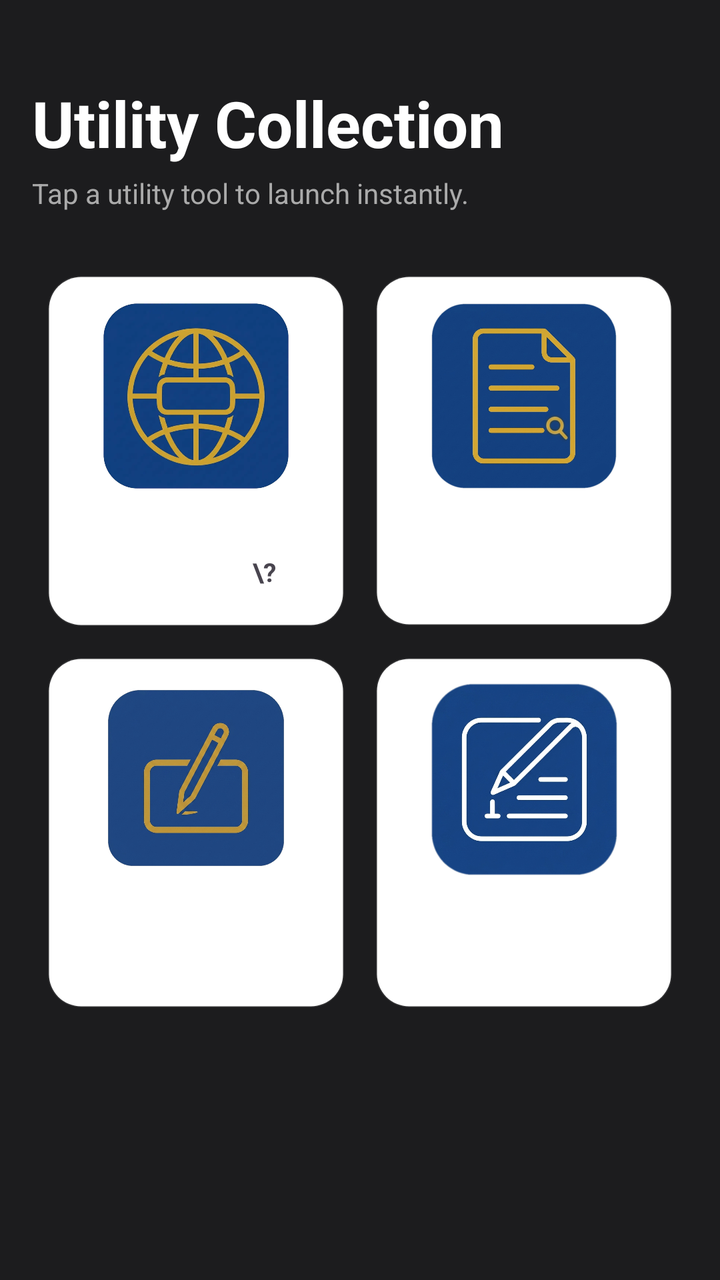
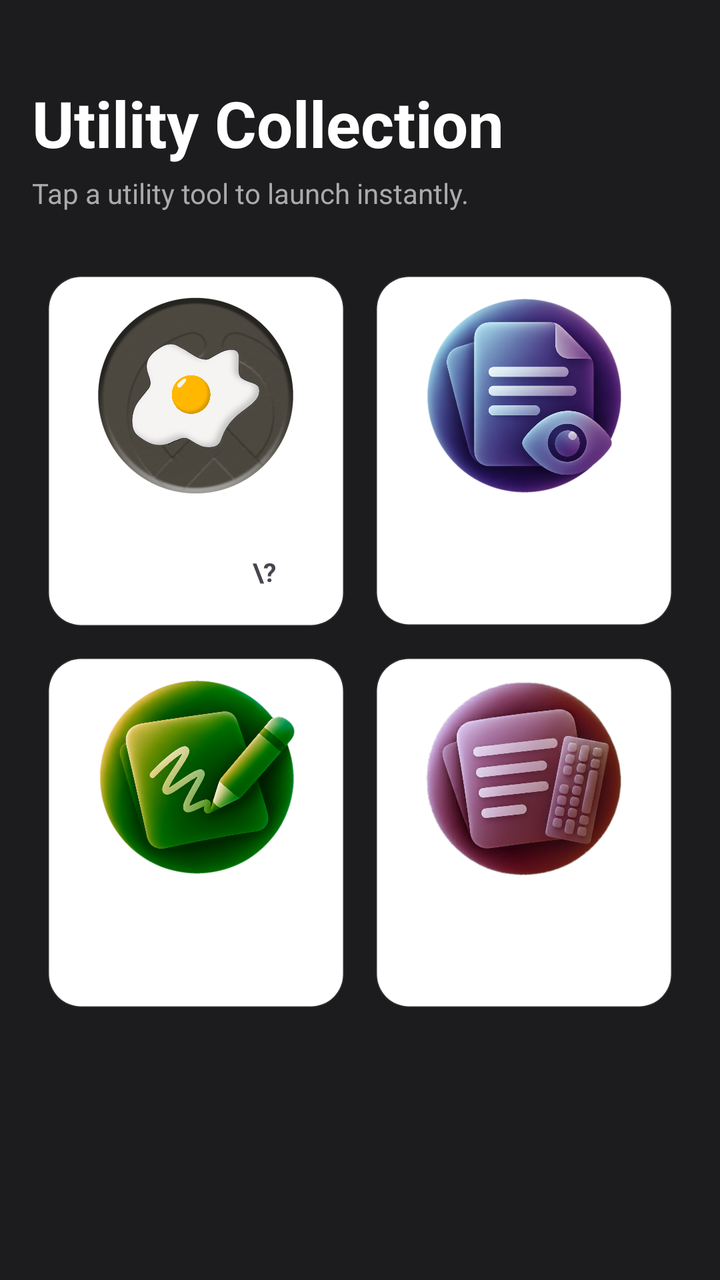

Compare the two renders of this Android layout. The source of the first and the diff that turns it into the second are given below.
<!-- AndroidManifest.xml: activity theme Theme.OwnPhotoONWall.Translucent -->
<!-- res/layout/activity_utilities_gallery.xml -->
<?xml version="1.0" encoding="utf-8"?>

<LinearLayout xmlns:android="http://schemas.android.com/apk/res/android"
    android:id="@+id/utilitiesGalleryRoot"
    android:layout_width="match_parent"
    android:layout_height="match_parent"
    android:orientation="vertical"
    android:padding="16dp"
    android:background="#1C1C1E"
    android:fitsSystemWindows="true">

    <TextView
        android:id="@+id/tvUtilitiesTitle"
        android:layout_width="match_parent"
        android:layout_height="wrap_content"
        android:text="Utility Collection"
        android:textSize="32sp"
        android:textStyle="bold"
        android:textColor="#FFFFFF"
        android:layout_marginBottom="4dp"
        android:layout_marginTop="24dp" />

    <TextView
        android:id="@+id/tvUtilitiesSubtitle"
        android:layout_width="match_parent"
        android:layout_height="wrap_content"
        android:text="Tap a utility tool to launch instantly."
        android:textSize="14sp"
        android:textColor="#AAAAAA"
        android:layout_marginBottom="24dp" />

    <ScrollView
        android:layout_width="match_parent"
        android:layout_height="match_parent"
        android:scrollbars="none">

        <GridLayout
            android:layout_width="match_parent"
            android:layout_height="wrap_content"
            android:columnCount="2"
            android:alignmentMode="alignMargins">

            
            <LinearLayout
                android:id="@+id/cardPrivateBrowser"
                android:layout_width="0dp"
                android:layout_height="wrap_content"
                android:layout_columnWeight="1"
                android:orientation="vertical"
                android:background="@drawable/bg_gallery_card"
                android:clipToOutline="true"
                android:layout_margin="8dp"
                android:elevation="2dp"
                android:clickable="true"
                android:focusable="true">
                <FrameLayout
                    android:layout_width="match_parent"
                    android:layout_height="120dp">
                    <ImageView
                        android:id="@+id/ivBrowserPreview"
                        android:layout_width="100dp"
                        android:layout_height="100dp"
                        android:layout_gravity="center"
                        android:scaleType="fitCenter"
                        android:src="@drawable/privatebrowser_icon" />
                </FrameLayout>
                <View
                    android:id="@+id/divPrivateBrowser"
                    android:layout_width="match_parent"
                    android:layout_height="1dp" />
                <LinearLayout
                    android:layout_width="match_parent"
                    android:layout_height="wrap_content"
                    android:orientation="horizontal"
                    android:gravity="center"
                    android:padding="16dp">
                    <TextView
                        android:id="@+id/textPrivateBrowser"
                        android:layout_width="wrap_content"
                        android:layout_height="wrap_content"
                        android:text="Browser"
                        android:textSize="16sp"
                        android:textStyle="bold"
                        android:textColor="#FFFFFF" />
                    <TextView
                        android:id="@+id/btnBrowserHelp"
                        android:layout_width="22dp"
                        android:layout_height="22dp"
                        android:layout_marginStart="8dp"
                        android:text="\?"
                        android:textSize="13sp"
                        android:textStyle="bold"
                        android:gravity="center"
                        android:clickable="true"
                        android:focusable="true" />
                </LinearLayout>
            </LinearLayout>

            
            <LinearLayout
                android:id="@+id/cardDocReader"
                android:layout_width="0dp"
                android:layout_height="wrap_content"
                android:layout_columnWeight="1"
                android:orientation="vertical"
                android:background="@drawable/bg_gallery_card"
                android:clipToOutline="true"
                android:layout_margin="8dp"
                android:elevation="2dp"
                android:clickable="true"
                android:focusable="true">
                <FrameLayout
                    android:layout_width="match_parent"
                    android:layout_height="120dp">
                    <ImageView
                        android:id="@+id/ivDocReaderPreview"
                        android:layout_width="100dp"
                        android:layout_height="100dp"
                        android:layout_gravity="center"
                        android:scaleType="fitCenter"
                        android:src="@drawable/docread_icon" />
                </FrameLayout>
                <View
                    android:id="@+id/divDocReader"
                    android:layout_width="match_parent"
                    android:layout_height="1dp" />
                <TextView
                    android:id="@+id/textDocReader"
                    android:layout_width="match_parent"
                    android:layout_height="wrap_content"
                    android:text="Doc Reader"
                    android:textSize="16sp"
                    android:textStyle="bold"
                    android:gravity="center"
                    android:padding="16dp"
                    android:textColor="#FFFFFF" />
            </LinearLayout>

            
            <LinearLayout
                android:id="@+id/cardSlate"
                android:layout_width="0dp"
                android:layout_height="wrap_content"
                android:layout_columnWeight="1"
                android:orientation="vertical"
                android:background="@drawable/bg_gallery_card"
                android:clipToOutline="true"
                android:layout_margin="8dp"
                android:elevation="2dp"
                android:clickable="true"
                android:focusable="true">
                <FrameLayout
                    android:layout_width="match_parent"
                    android:layout_height="120dp">
                    
                    <ImageView
                        android:id="@+id/ivSlatePreview"
                        android:layout_width="110dp"
                        android:layout_height="110dp"
                        android:layout_gravity="center"
                        android:scaleType="fitCenter"
                        android:src="@drawable/slate_icon" />
                </FrameLayout>
                <View
                    android:id="@+id/divSlate"
                    android:layout_width="match_parent"
                    android:layout_height="1dp" />
                <TextView
                    android:id="@+id/textSlate"
                    android:layout_width="match_parent"
                    android:layout_height="wrap_content"
                    android:text="Slate"
                    android:textSize="16sp"
                    android:textStyle="bold"
                    android:gravity="center"
                    android:padding="16dp"
                    android:textColor="#FFFFFF" />
            </LinearLayout>

            
            <LinearLayout
                android:id="@+id/cardTextPad"
                android:layout_width="0dp"
                android:layout_height="wrap_content"
                android:layout_columnWeight="1"
                android:orientation="vertical"
                android:background="@drawable/bg_gallery_card"
                android:clipToOutline="true"
                android:layout_margin="8dp"
                android:elevation="2dp"
                android:clickable="true"
                android:focusable="true">
                <FrameLayout
                    android:layout_width="match_parent"
                    android:layout_height="120dp">
                    
                    <ImageView
                        android:id="@+id/ivTextPadPreview"
                        android:layout_width="100dp"
                        android:layout_height="100dp"
                        android:layout_gravity="center"
                        android:scaleType="fitCenter"
                        android:src="@drawable/textpad_icon" />
                </FrameLayout>
                <View
                    android:id="@+id/divTextPad"
                    android:layout_width="match_parent"
                    android:layout_height="1dp" />
                <TextView
                    android:id="@+id/textTextPad"
                    android:layout_width="match_parent"
                    android:layout_height="wrap_content"
                    android:text="Text Pad"
                    android:textSize="16sp"
                    android:textStyle="bold"
                    android:gravity="center"
                    android:padding="16dp"
                    android:textColor="#FFFFFF" />
            </LinearLayout>

        </GridLayout>
    </ScrollView>
</LinearLayout>
<!-- resources referenced by this layout -->
<resources>
  <!-- drawable bg_gallery_card (drawable) -->
  <?xml version="1.0" encoding="utf-8"?>
  
  <shape xmlns:android="http://schemas.android.com/apk/res/android"
      android:shape="rectangle">
  
      
      <corners android:radius="16dp"/>
  
      
      <stroke
          android:width="1dp"
          android:color="#1AFFFFFF" />
  
      
      <solid android:color="#FFFFFF" />
  </shape>
  <!-- drawable docread_icon: webp bitmap (drawable, 476750 bytes) -->
  <!-- drawable privatebrowser_icon: webp bitmap (drawable, 26464 bytes) -->
  <!-- drawable slate_icon: png bitmap (drawable, 483417 bytes) -->
  <!-- drawable textpad_icon: png bitmap (drawable, 367241 bytes) -->
  <style name="Theme.OwnPhotoONWall.Translucent" parent="Theme.OwnPhotoONWall">
          <item name="android:windowIsTranslucent">true</item>
          <item name="android:windowBackground">@android:color/transparent</item>
          <item name="android:windowAnimationStyle">@null</item>
      </style>
  <style name="Theme.OwnPhotoONWall" parent="Base.Theme.OwnPhotoONWall" />
  <style name="Base.Theme.OwnPhotoONWall" parent="Theme.Material3.DayNight.NoActionBar">
          <item name="android:windowActivityTransitions">true</item>
          <item name="android:windowContentTransitions">true</item>
      </style>
</resources>

<!-- the commit's change to res/layout/activity_utilities_gallery.xml (unified diff, before → after) -->
@@ -58,8 +58,8 @@
                     android:layout_height="120dp">
                     <ImageView
                         android:id="@+id/ivBrowserPreview"
-                        android:layout_width="100dp"
-                        android:layout_height="100dp"
+                        android:layout_width="105dp"
+                        android:layout_height="105dp"
                         android:layout_gravity="center"
                         android:scaleType="fitCenter"
                         android:src="@drawable/privatebrowser_icon" />
@@ -155,8 +155,8 @@
                     
                     <ImageView
                         android:id="@+id/ivSlatePreview"
-                        android:layout_width="110dp"
-                        android:layout_height="110dp"
+                        android:layout_width="100dp"
+                        android:layout_height="100dp"
                         android:layout_gravity="center"
                         android:scaleType="fitCenter"
                         android:src="@drawable/slate_icon" />
<!-- resource entries referenced after the edit -->
@@ -17,10 +17,10 @@
       
       <solid android:color="#FFFFFF" />
   </shape>
-  <!-- drawable docread_icon: webp bitmap (drawable, 476750 bytes) -->
-  <!-- drawable privatebrowser_icon: webp bitmap (drawable, 26464 bytes) -->
-  <!-- drawable slate_icon: png bitmap (drawable, 483417 bytes) -->
-  <!-- drawable textpad_icon: png bitmap (drawable, 367241 bytes) -->
+  <!-- drawable docread_icon: webp bitmap (drawable, 533894 bytes) -->
+  <!-- drawable privatebrowser_icon: webp bitmap (drawable, 300680 bytes) -->
+  <!-- drawable slate_icon: webp bitmap (drawable, 456634 bytes) -->
+  <!-- drawable textpad_icon: webp bitmap (drawable, 410482 bytes) -->
   <style name="Theme.OwnPhotoONWall.Translucent" parent="Theme.OwnPhotoONWall">
           <item name="android:windowIsTranslucent">true</item>
           <item name="android:windowBackground">@android:color/transparent</item>
